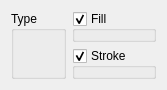
First picture: the form in src/terralib/qt/widgets/se/ui/MarkWidgetForm.ui, repository claudiobogossian/terralib5, before the edit.
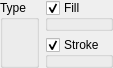
Second picture: the form after the edit.

Diff of the .ui file:
```diff
--- a/src/terralib/qt/widgets/se/ui/MarkWidgetForm.ui
+++ b/src/terralib/qt/widgets/se/ui/MarkWidgetForm.ui
@@ -6,14 +6,17 @@
    <rect>
     <x>0</x>
     <y>0</y>
-    <width>139</width>
-    <height>54</height>
+    <width>94</width>
+    <height>36</height>
    </rect>
   </property>
   <property name="windowTitle">
    <string>Form</string>
   </property>
   <layout class="QGridLayout" name="gridLayout_3">
+   <property name="margin">
+    <number>0</number>
+   </property>
    <item row="0" column="0">
     <layout class="QGridLayout" name="gridLayout_2">
      <item row="0" column="0">
@@ -21,6 +24,9 @@
        <property name="title">
         <string>Type</string>
        </property>
+       <property name="flat">
+        <bool>true</bool>
+       </property>
       </widget>
      </item>
      <item row="0" column="1">
@@ -30,6 +36,9 @@
          <property name="title">
           <string>Fill</string>
          </property>
+         <property name="flat">
+          <bool>true</bool>
+         </property>
          <property name="checkable">
           <bool>true</bool>
          </property>
@@ -40,6 +49,9 @@
          <property name="title">
           <string>Stroke</string>
          </property>
+         <property name="flat">
+          <bool>true</bool>
+         </property>
          <property name="checkable">
           <bool>true</bool>
          </property>
```
